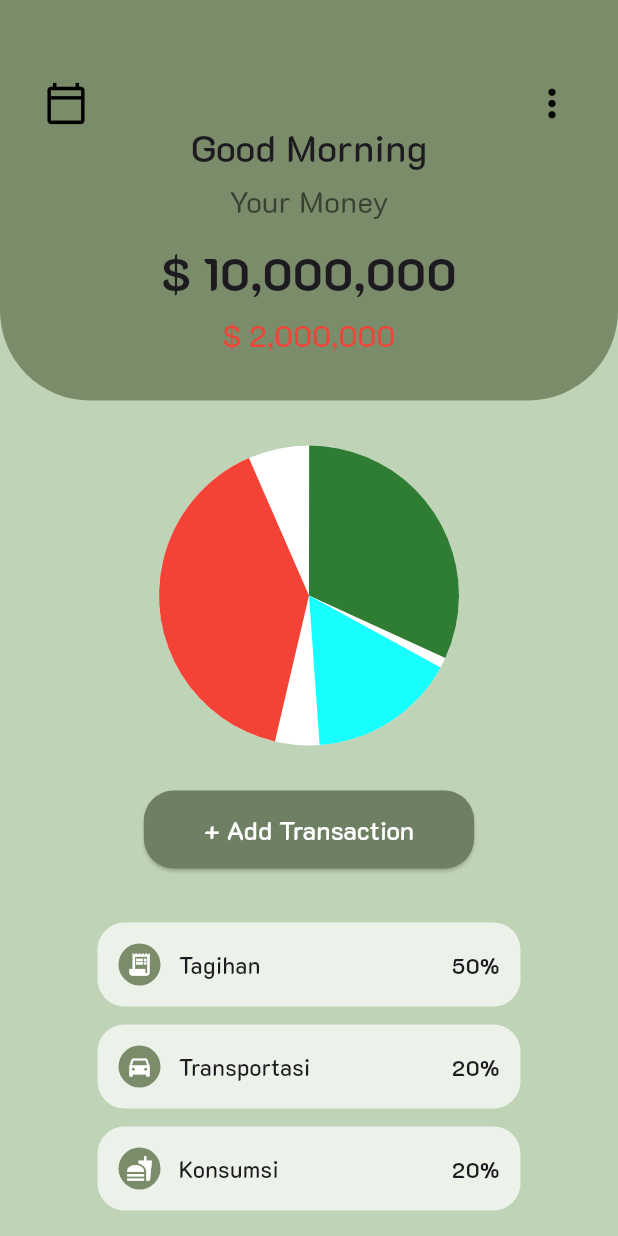
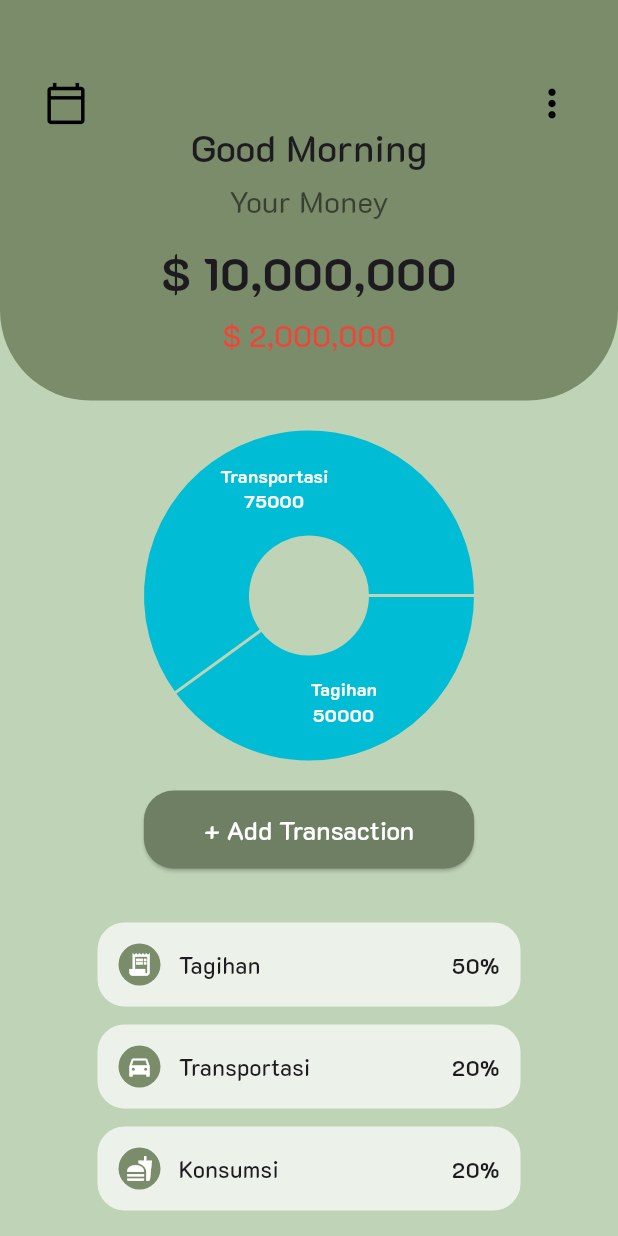
Before and after one commit to Muhamad-Fadil/coinz, a Flutter app: the screen it shows after launch, after a tap on the "calendar today" icon, after a tap on the "more vert" icon, on a phone screen of 412 x 824 dp. Run offline on Flutter 3.47's test engine with Material 3 defaults, Android fonts, the phone set to English and light mode, and no system bars; drawn by our look-alikes of fl_chart; our stand-ins replace hive, hive_flutter; accounts and stored records are empty.

Commit message:
model, controller, sama diagram

```diff
--- /dev/null
+++ b/lib/data/category_data.dart
@@ -0,0 +1,56 @@
+import 'package:flutter_application_coinz/models/category_model.dart';
+
+class KategoryData {
+  static List<KategoriModel> excategories = [
+    KategoriModel(
+      id: '1',
+      name: 'Tagihan',
+      icon: 'Icons.receipt_long',
+      type: 'expense',
+    ),
+    KategoriModel(
+      id: '2',
+      name: 'Transportasi',
+      icon: 'Icons.directions_car',
+      type: 'expense',
+    ),
+    KategoriModel(
+      id: '3',
+      name: 'Konsumsi',
+      icon: 'Icons.restaurant',
+      type: 'expense',
+    ),
+    KategoriModel(
+      id: '4',
+      name: 'Entertain',
+      icon: 'Icons.movie',
+      type: 'expense',
+    ),
+    KategoriModel(
+      id: '5',
+      name: 'Dana Darurat',
+      icon: 'Icons.savings',
+      type: 'expense',
+    ),
+    KategoriModel(
+      id: '6',
+      name: 'Investasi',
+      icon: 'Icons.trending_up',
+      type: 'expense',
+    ),
+  ];
+
+  static List<KategoriModel> incategories = [
+    KategoriModel(id: '101', name: 'Job', icon: 'Icons.work', type: 'income'),
+    KategoriModel(
+      id: '102',
+      name: 'Pemberian',
+      icon: 'Icons.card_giftcard',
+      type: 'income',
+    ),
+  ];
+
+  static KategoriModel getById(String id) {
+    return [...incategories, ...excategories].firstWhere((c) => c.id == id);
+  }
+}
--- /dev/null
+++ b/lib/data/repositories/transaksi_repositories.dart
@@ -0,0 +1,20 @@
+import 'package:hive/hive.dart';
+import '../../models/transaksi_model.dart';
+
+class TransaksiRepositories {
+  final Box<TransactionModel> transaksiBox = Hive.box<TransactionModel>(
+    'transactions',
+  );
+
+  List<TransactionModel> getAllTransactions() {
+    return transaksiBox.values.toList();
+  }
+
+  void addTransaction(TransactionModel transaction) {
+    transaksiBox.add(transaction);
+  }
+
+  void deleteTransaction(TransactionModel transaction) {
+    transaction.delete();
+  }
+}
--- /dev/null
+++ b/lib/debug/debug_test.dart
@@ -0,0 +1,61 @@
+import 'package:hive/hive.dart';
+import '../view_models/transaksi_controller.dart';
+import '../models/transaksi_model.dart';
+import '../data/category_data.dart';
+
+Future<void> runDebugTest() async {
+  final transaksiController = TransaksiController();
+  Box<TransactionModel> transactionsBox;
+  try {
+    transactionsBox = await Hive.openBox<TransactionModel>('transactions');
+    print('runDebugTest: opened box transactions');
+  } catch (e) {
+    print('runDebugTest: openBox error: $e');
+    rethrow;
+  }
+
+  await transactionsBox.clear();
+
+  final testData = [
+    TransactionModel(
+      amount: 50000,
+      categoryId: 1,
+      type: 'expense',
+      date: DateTime.now(),
+      note: 'Electricity Bill',
+    ),
+    TransactionModel(
+      amount: 200000,
+      categoryId: 101,
+      type: 'income',
+      date: DateTime.now(),
+      note: 'Freelance Job',
+    ),
+    TransactionModel(
+      amount: 75000,
+      categoryId: 2,
+      type: 'expense',
+      date: DateTime.now(),
+      note: 'Groceries',
+    ),
+    TransactionModel(
+      amount: 150000,
+      categoryId: 102,
+      type: 'income',
+      date: DateTime.now(),
+      note: 'Part-time Work',
+    ),
+  ];
+
+  await transactionsBox.addAll(testData);
+  print('runDebugTest: added ${testData.length} test transactions');
+  print('runDebugTest: transactionsBox.length = ${transactionsBox.length}');
+
+  print('TOTAL TRANSAKSI: ${transactionsBox.length}');
+
+  final expenseSummary = transaksiController.expenseSummary();
+  for (var summary in expenseSummary) {
+    final category = KategoryData.getById(summary.categoryId);
+    print('Category: ${category.name}, Total: ${summary.amount}');
+  }
+}
--- a/lib/main.dart
+++ b/lib/main.dart
@@ -1,7 +1,17 @@
 import 'package:flutter/material.dart';
 import 'splash_screen.dart';
+import 'package:hive_flutter/hive_flutter.dart';
+import 'models/transaksi_model.dart';
+import 'debug/debug_test.dart';
 
-void main() {
+void main() async {
+  WidgetsFlutterBinding.ensureInitialized();
+  await Hive.initFlutter();
+
+  Hive.registerAdapter(TransactionModelAdapter());
+  await Hive.openBox<TransactionModel>('transactions');
+
+  await runDebugTest();
   runApp(const MyApp());
 }
 
@@ -13,10 +23,7 @@ class MyApp extends StatelessWidget {
     return MaterialApp(
       debugShowCheckedModeBanner: false,
       title: 'CoinZ',
-      theme: ThemeData(
-        useMaterial3: true,
-        fontFamily: 'K2D',
-      ),
+      theme: ThemeData(useMaterial3: true, fontFamily: 'K2D'),
       home: const SplashScreen(),
     );
   }
--- /dev/null
+++ b/lib/models/category_model.dart
@@ -0,0 +1,13 @@
+class KategoriModel {
+  final String id;
+  final String name;
+  final String icon;
+  final String type;
+
+  KategoriModel({
+    required this.id,
+    required this.name,
+    required this.icon,
+    required this.type,
+  });
+}
--- /dev/null
+++ b/lib/models/category_sumary_model.dart
@@ -0,0 +1,10 @@
+class CategorySumaryModel {
+  final String categoryId;
+  final String categoryName;
+  final double amount;
+  CategorySumaryModel({
+    required this.categoryId,
+    required this.categoryName,
+    required this.amount,
+  });
+}
--- /dev/null
+++ b/lib/models/sumary_model.dart
@@ -0,0 +1,5 @@
+class SummaryModel {
+  final String categoryId;
+  final double amount;
+  SummaryModel({required this.categoryId, required this.amount});
+}
--- /dev/null
+++ b/lib/models/transaksi_model.dart
@@ -0,0 +1,29 @@
+import 'package:hive/hive.dart';
+
+part 'transaksi_model.g.dart';
+
+@HiveType(typeId: 0)
+class TransactionModel extends HiveObject {
+  @HiveField(0)
+  int amount;
+
+  @HiveField(1)
+  int categoryId;
+
+  @HiveField(2)
+  String type; // income | expense
+
+  @HiveField(3)
+  DateTime date;
+
+  @HiveField(4)
+  String note;
+
+  TransactionModel({
+    required this.amount,
+    required this.categoryId,
+    required this.type,
+    required this.date,
+    required this.note,
+  });
+}
--- a/lib/pages/home_page.dart
+++ b/lib/pages/home_page.dart
@@ -1,14 +1,18 @@
+import 'package:flutter/foundation.dart';
 import 'package:flutter/material.dart';
+import 'package:flutter_application_coinz/view_models/transaksi_controller.dart';
 import '../widgets/left_sidebar.dart';
 import '../widgets/right_sidebar.dart';
 import 'category_page.dart';
 import 'transaction_page.dart';
+import '../widgets/chart_pie.dart';
 
 class HomePage extends StatelessWidget {
   const HomePage({super.key});
 
   @override
   Widget build(BuildContext context) {
+    final sumary = controller.expenseSummary();
     return Scaffold(
       backgroundColor: const Color(0xFFBFD3B6),
 
@@ -130,14 +134,22 @@ class HomePage extends StatelessWidget {
             const SizedBox(height: 30),
 
             // PIE CHART
-            Container(
+            SizedBox(
               width: 200,
               height: 200,
-              decoration: const BoxDecoration(
-                shape: BoxShape.circle,
-                color: Colors.white,
-              ),
-              child: CustomPaint(painter: _PiePainter()),
+              // decoration: const BoxDecoration(
+              //   shape: BoxShape.circle,
+              //   color: Colors.white,
+              // ),
+              child: sumary.isEmpty
+                  ? const Center(
+                      child: Text(
+                        'No Data',
+                        style: TextStyle(fontSize: 18, color: Colors.black54),
+                      ),
+                    )
+                  : ExpensePieChart(data: sumary),
+              // child: CustomPaint(painter: _PiePainter()),
             ),
 
             const SizedBox(height: 30),
--- /dev/null
+++ b/lib/view_models/sumary_category_controller.dart
@@ -0,0 +1,31 @@
+import 'package:flutter/foundation.dart';
+import 'package:hive/hive.dart';
+import '../models/transaksi_model.dart';
+import '../data/category_data.dart';
+import '../models/category_sumary_model.dart';
+
+class SummaryViewModel extends ChangeNotifier {
+  final Box<TransactionModel> _box = Hive.box<TransactionModel>('transactions');
+
+  List<CategorySumaryModel> expenseSummary() {
+    final Map<String, double> totals = {
+      for (var c in KategoryData.excategories) c.id: 0.0,
+    };
+
+    for (var tx in _box.values) {
+      if (tx.type == 'expense') {
+        totals[tx.categoryId.toString()] =
+            (totals[tx.categoryId.toString()] ?? 0) + tx.amount;
+      }
+    }
+
+    return totals.entries.map((e) {
+      final category = KategoryData.getById(e.key.toString());
+      return CategorySumaryModel(
+        categoryId: e.key.toString(),
+        categoryName: category.name,
+        amount: e.value.toDouble(),
+      );
+    }).toList();
+  }
+}
--- /dev/null
+++ b/lib/view_models/transaksi_controller.dart
@@ -0,0 +1,28 @@
+import 'package:flutter/foundation.dart';
+import 'package:flutter/material.dart';
+import '../models/sumary_model.dart';
+import '../data/repositories/transaksi_repositories.dart';
+import '../data/category_data.dart';
+
+class TransaksiController extends ChangeNotifier {
+  final TransaksiRepositories _transaksi = TransaksiRepositories();
+
+  List<SummaryModel> expenseSummary() {
+    final Map<String, double> result = {
+      for (var category in KategoryData.excategories) category.id: 0.0,
+    };
+
+    final transactions = _transaksi.getAllTransactions();
+
+    for (var t in transactions) {
+      if (t.type == 'expense') {
+        result[t.categoryId.toString()] =
+            result[t.categoryId.toString()]! + t.amount;
+      }
+    }
+
+    return result.entries
+        .map((e) => SummaryModel(categoryId: e.key, amount: e.value.toDouble()))
+        .toList();
+  }
+}
--- /dev/null
+++ b/lib/widgets/chart_pie.dart
@@ -0,0 +1,39 @@
+import 'package:flutter/material.dart';
+import 'package:fl_chart/fl_chart.dart';
+import '../../models/sumary_model.dart';
+import '../../data/category_data.dart';
+import '../view_models/transaksi_controller.dart';
+
+final controller = TransaksiController();
+
+class ExpensePieChart extends StatelessWidget {
+  final List<SummaryModel> data;
+
+  const ExpensePieChart({super.key, required this.data});
+
+  @override
+  Widget build(BuildContext context) {
+    final filtered = data.where((e) => e.amount > 0).toList();
+
+    return PieChart(
+      PieChartData(
+        sections: filtered.map((e) {
+          final category = KategoryData.getById(e.categoryId);
+
+          return PieChartSectionData(
+            value: e.amount,
+            title: '${category.name}\n${e.amount.toInt()}',
+            radius: 70,
+            titleStyle: const TextStyle(
+              fontSize: 12,
+              fontWeight: FontWeight.bold,
+              color: Colors.white,
+            ),
+          );
+        }).toList(),
+        sectionsSpace: 2,
+        centerSpaceRadius: 40,
+      ),
+    );
+  }
+}
--- a/pubspec.yaml
+++ b/pubspec.yaml
@@ -31,12 +31,17 @@ dependencies:
   flutter:
     sdk: flutter
   intl: ^0.18.1
+  hive: ^2.2.3
+  hive_flutter: ^1.1.0
+  fl_chart: ^0.66.0
 
   # The following adds the Cupertino Icons font to your application.
   # Use with the CupertinoIcons class for iOS style icons.
   cupertino_icons: ^1.0.8
 
 dev_dependencies:
+  build_runner: ^2.4.6
+  hive_generator: ^2.0.1
   flutter_test:
     sdk: flutter
 
```
Also changed, not shown: lib/models/transaksi_model.g.dart (added), pubspec.lock, 1 other file.
